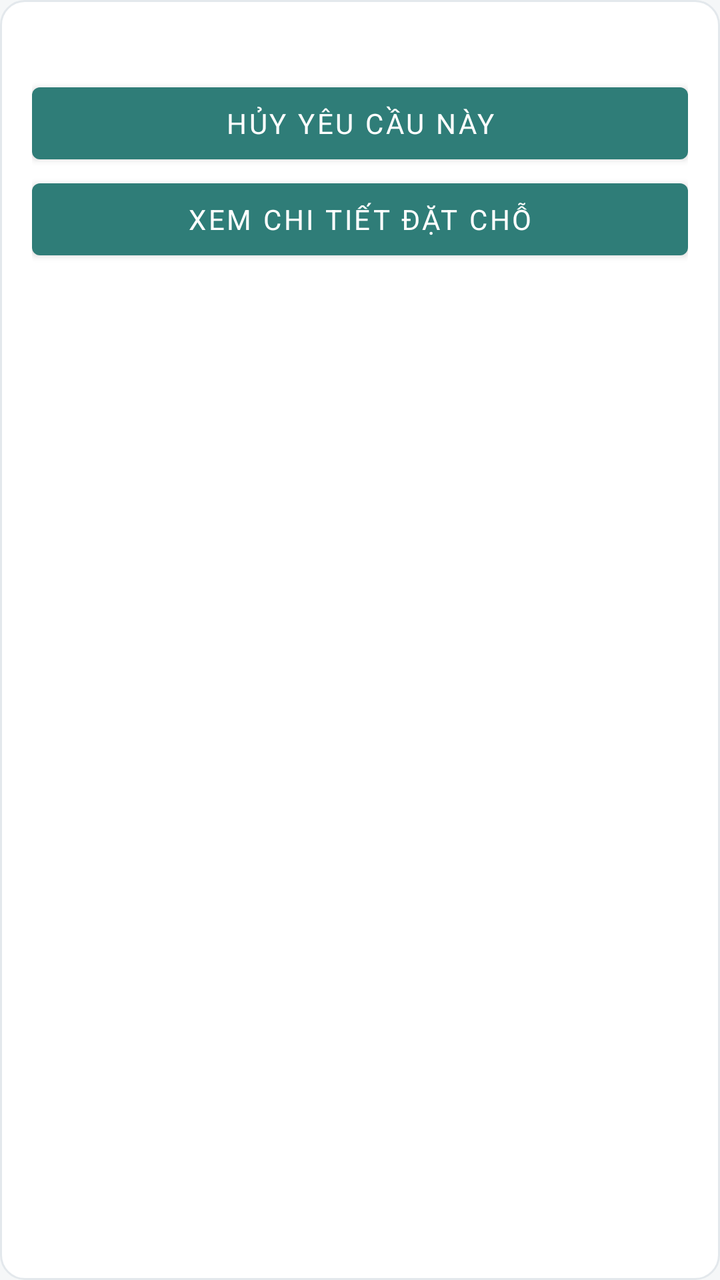
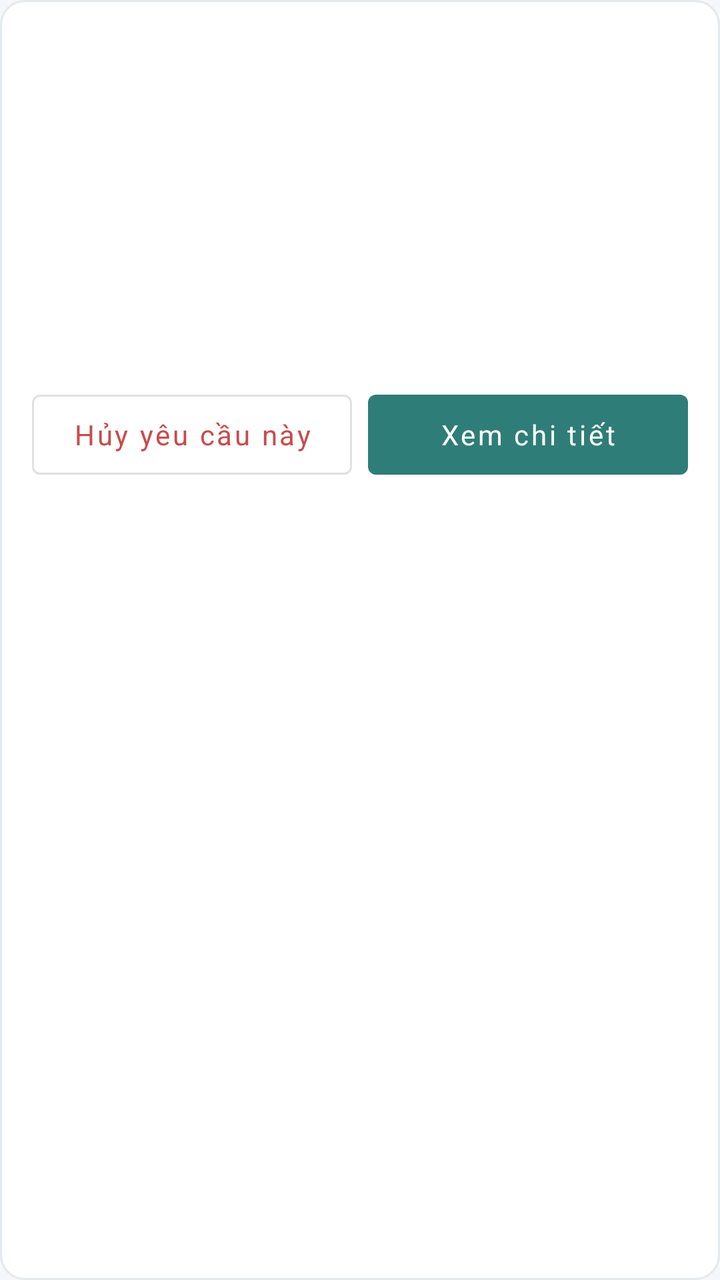

Before-and-after screenshots of an Android layout around one commit, followed by the original layout XML and the change that was made.
<!-- AndroidManifest.xml: application theme Theme.BroomSharing -->
<!-- res/layout/item_guest_booking.xml -->
<LinearLayout xmlns:android="http://schemas.android.com/apk/res/android" android:layout_width="match_parent" android:layout_height="wrap_content" android:orientation="vertical" android:layout_marginBottom="12dp" android:padding="16dp" android:background="@drawable/bg_card">
    <TextView android:id="@+id/info" android:layout_width="match_parent" android:layout_height="wrap_content" android:textSize="16sp" android:textColor="@color/text_primary" />
    <Button android:id="@+id/cancel" android:layout_width="match_parent" android:layout_height="wrap_content" android:text="@string/booking_cancel" />
    <Button android:id="@+id/open" android:layout_width="match_parent" android:layout_height="wrap_content" android:text="Xem chi tiết đặt chỗ" />
</LinearLayout>
<!-- resources referenced by this layout -->
<resources>
  <color name="text_primary">#1F2933</color>
  <!-- drawable bg_card (drawable) -->
  <shape xmlns:android="http://schemas.android.com/apk/res/android" android:shape="rectangle">
      <solid android:color="@color/white" />
      <corners android:radius="12dp" />
      <stroke android:width="1dp" android:color="@color/border" />
  </shape>
  <string name="booking_cancel">Hủy yêu cầu này</string>
  <style name="Theme.BroomSharing" parent="Theme.MaterialComponents.DayNight.NoActionBar">
          <item name="colorPrimary">@color/teal</item>
          <item name="colorSecondary">@color/teal</item>
          <item name="colorPrimaryVariant">@color/teal_dark</item>
          <item name="colorOnPrimary">@color/white</item>
          <item name="android:fontFamily">sans-serif</item>
          <item name="android:windowLightStatusBar">true</item>
          <item name="android:statusBarColor">@color/white</item>
          <item name="android:navigationBarColor">@color/white</item>
          <item name="android:windowBackground">@color/screen_bg</item>
      </style>
  <color name="white">#FFFFFF</color>
  <color name="border">#E3E8EC</color>
  <color name="teal">#2F7D78</color>
  <color name="teal_dark">#246863</color>
  <color name="screen_bg">#F5F7F8</color>
</resources>

<!-- the commit's change to res/layout/item_guest_booking.xml (unified diff, before → after) -->
@@ -1,5 +1,12 @@
 <LinearLayout xmlns:android="http://schemas.android.com/apk/res/android" android:layout_width="match_parent" android:layout_height="wrap_content" android:orientation="vertical" android:layout_marginBottom="12dp" android:padding="16dp" android:background="@drawable/bg_card">
-    <TextView android:id="@+id/info" android:layout_width="match_parent" android:layout_height="wrap_content" android:textSize="16sp" android:textColor="@color/text_primary" />
-    <Button android:id="@+id/cancel" android:layout_width="match_parent" android:layout_height="wrap_content" android:text="@string/booking_cancel" />
-    <Button android:id="@+id/open" android:layout_width="match_parent" android:layout_height="wrap_content" android:text="Xem chi tiết đặt chỗ" />
+    <TextView android:id="@+id/info" android:layout_marginTop="8dp" style="@style/WorkspaceSection" />
+    <TextView android:id="@+id/bookingStatus" android:layout_marginTop="8dp" style="@style/WorkspaceBody" android:textColor="@color/teal_dark" android:textStyle="bold" />
+    <TextView android:id="@+id/bookingTime" android:layout_marginTop="8dp" style="@style/WorkspaceBody" />
+    <TextView android:id="@+id/bookingPrice" android:layout_marginTop="8dp" style="@style/WorkspaceBody" />
+    <TextView android:id="@+id/bookingPayment" android:layout_marginTop="8dp" style="@style/WorkspaceBody" />
+    <TextView android:id="@+id/bookingReason" android:layout_marginTop="8dp" style="@style/WorkspaceBody" />
+    <LinearLayout android:layout_width="match_parent" android:layout_height="wrap_content" android:orientation="horizontal" android:layout_marginTop="8dp">
+        <com.google.android.material.button.MaterialButton android:id="@+id/cancel" android:layout_width="0dp" android:layout_height="wrap_content" android:layout_weight="1" android:minHeight="52dp" android:textAllCaps="false" android:text="@string/booking_cancel" android:layout_marginEnd="8dp" android:textColor="@color/danger" style="@style/Widget.MaterialComponents.Button.OutlinedButton" />
+        <com.google.android.material.button.MaterialButton android:id="@+id/open" android:layout_width="0dp" android:layout_height="wrap_content" android:layout_weight="1" android:minHeight="52dp" android:textAllCaps="false" android:text="@string/guest_detail_booking" />
+    </LinearLayout>
 </LinearLayout>
<!-- resource entries referenced after the edit -->
@@ -1,5 +1,6 @@
 <!-- resources referenced by this layout -->
 <resources>
+  <color name="danger">#C94B4B</color>
   <color name="text_primary">#1F2933</color>
   <!-- drawable bg_card (drawable) -->
   <shape xmlns:android="http://schemas.android.com/apk/res/android" android:shape="rectangle">
@@ -8,6 +9,9 @@
       <stroke android:width="1dp" android:color="@color/border" />
   </shape>
   <string name="booking_cancel">Hủy yêu cầu này</string>
+  <string name="guest_detail_booking">Xem chi tiết</string>
+  <style name="WorkspaceBody"><item name="android:layout_width">match_parent</item><item name="android:layout_height">wrap_content</item><item name="android:textSize">14sp</item><item name="android:textColor">@color/text_secondary</item><item name="android:lineSpacingExtra">3dp</item></style>
+  <style name="WorkspaceSection" parent="WorkspaceBody"><item name="android:textSize">18sp</item><item name="android:textStyle">bold</item><item name="android:textColor">@color/text_primary</item></style>
   <style name="Theme.BroomSharing" parent="Theme.MaterialComponents.DayNight.NoActionBar">
           <item name="colorPrimary">@color/teal</item>
           <item name="colorSecondary">@color/teal</item>
@@ -21,6 +25,7 @@
       </style>
   <color name="white">#FFFFFF</color>
   <color name="border">#E3E8EC</color>
+  <color name="text_secondary">#667580</color>
   <color name="teal">#2F7D78</color>
   <color name="teal_dark">#246863</color>
   <color name="screen_bg">#F5F7F8</color>
